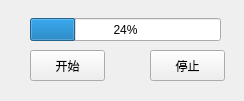
This is ZCIPS/CTScan/newlinedetbkgtunedialog.ui in maozi2327/ZCIPS as Qt 5 draws it before an edit. The edited form follows.
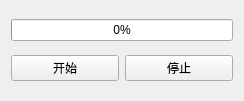
This is the edited form.

The edit to the form file:
```diff
--- a/ZCIPS/CTScan/newlinedetbkgtunedialog.ui
+++ b/ZCIPS/CTScan/newlinedetbkgtunedialog.ui
@@ -13,47 +13,29 @@
   <property name="windowTitle">
    <string>NewLineDetBkgTuneDialog</string>
   </property>
-  <widget class="QPushButton" name="startButton">
-   <property name="geometry">
-    <rect>
-     <x>30</x>
-     <y>50</y>
-     <width>75</width>
-     <height>31</height>
-    </rect>
-   </property>
-   <property name="text">
-    <string>开始</string>
-   </property>
-   <property name="autoDefault">
-    <bool>false</bool>
-   </property>
-  </widget>
+  <layout class="QGridLayout" name="gridLayout">
+   <item row="0" column="0" colspan="2">
   <widget class="QProgressBar" name="progressBar">
-   <property name="geometry">
-    <rect>
-     <x>30</x>
-     <y>18</y>
-     <width>191</width>
-     <height>23</height>
-    </rect>
-   </property>
    <property name="value">
-    <number>24</number>
+      <number>0</number>
    </property>
    <property name="alignment">
     <set>Qt::AlignCenter</set>
    </property>
   </widget>
+   </item>
+   <item row="1" column="0">
+    <widget class="QPushButton" name="startButton">
+     <property name="text">
+      <string>开始</string>
+     </property>
+     <property name="autoDefault">
+      <bool>false</bool>
+     </property>
+    </widget>
+   </item>
+   <item row="1" column="1">
   <widget class="QPushButton" name="stopButton">
-   <property name="geometry">
-    <rect>
-     <x>150</x>
-     <y>50</y>
-     <width>75</width>
-     <height>31</height>
-    </rect>
-   </property>
    <property name="text">
     <string>停止</string>
    </property>
@@ -61,6 +43,8 @@
     <bool>false</bool>
    </property>
   </widget>
+   </item>
+  </layout>
  </widget>
  <layoutdefault spacing="6" margin="11"/>
  <resources/>
```
Left out of the diff: 2 changed lines with no effect on the pictures. Lines whose indentation alone changed are shown as unchanged.
